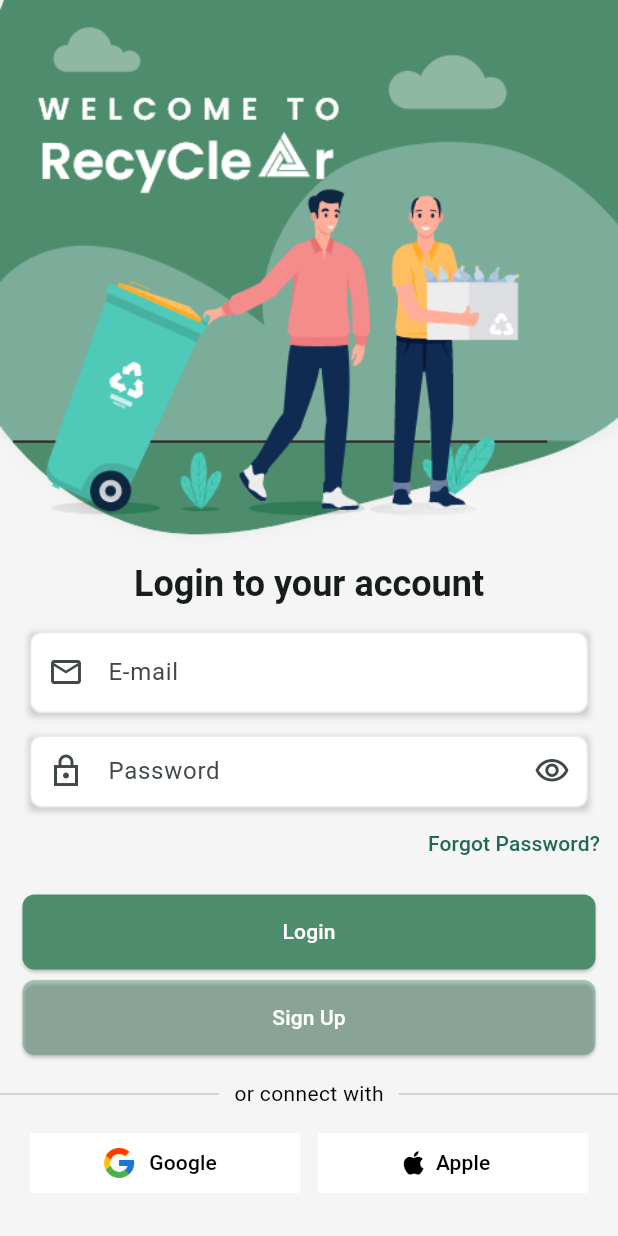
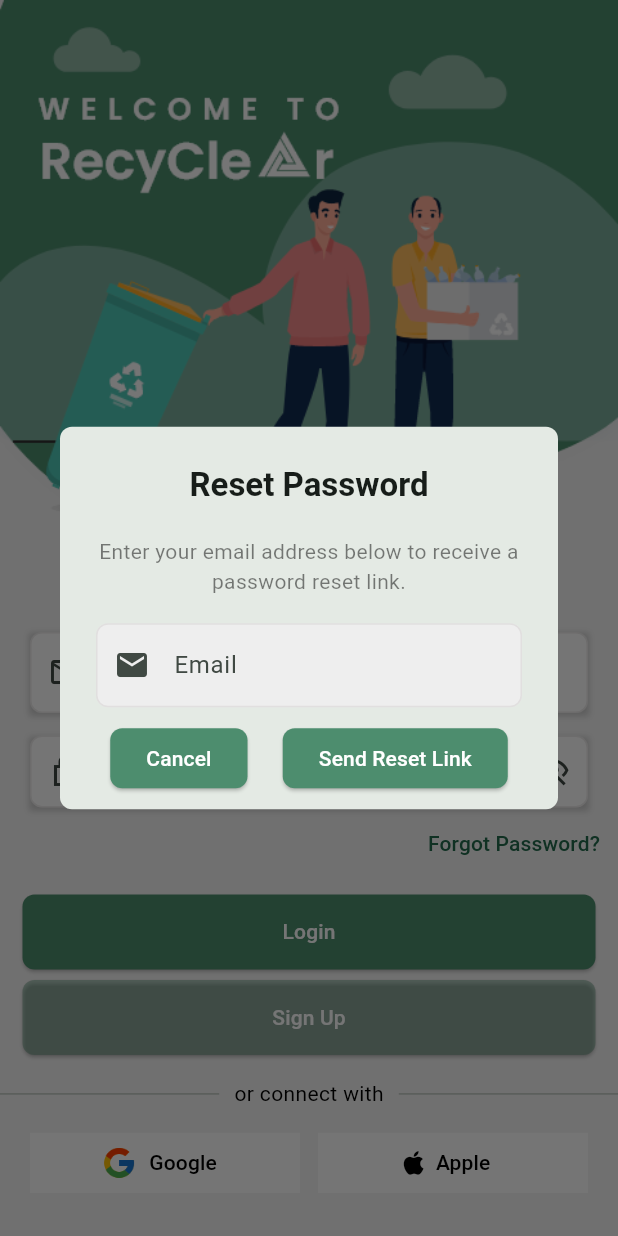
Before and after one commit to ZakiyaAbuMurra/Graduation-project, a Flutter app: the screen it shows after launch, after a tap on "Forgot Password?", on a phone screen of 412 x 824 dp. Run offline on Flutter 3.47's test engine with Material 3 defaults, Android fonts, the phone set to English and light mode, and no system bars; our stand-ins replace cloud_firestore, firebase_auth, firebase_core, flutter_bloc, flutter_local_notifications, font_awesome_flutter and 1 more; accounts and stored records are empty.

Commit message:
reset password , functionallty and ui done

```diff
--- a/lib/services/auth_service.dart
+++ b/lib/services/auth_service.dart
@@ -7,6 +7,7 @@
   Future<bool> signInWithEmailAndPassword(String email, String password);
   Future<bool> signUpWithEmailAndPassword(String email, String password,
       String name, String phone, String photoUrl);
+  Future<void> sendPasswordResetEmail(String email);
 
   // Add a method signature for getUserType
   Future<String?> getUserType(String uid);
@@ -18,6 +19,11 @@
   // Singleton Design Pattern
   final firebaseAuth = FirebaseAuth.instance;
   final firestoreServices = FirestoreService.instance;
+
+  @override
+  Future<void> sendPasswordResetEmail(String email) async {
+    await firebaseAuth.sendPasswordResetEmail(email: email);
+  }
 
   @override
   Future<String?> getUserType(String uid) async {
--- a/lib/views/widgets/login_form.dart
+++ b/lib/views/widgets/login_form.dart
@@ -1,6 +1,8 @@
+import 'package:firebase_auth/firebase_auth.dart';
 import 'package:flutter/material.dart';
 import 'package:flutter_bloc/flutter_bloc.dart';
 import 'package:recyclear/cubits/auth_cubit/auth_cubit.dart';
+import 'package:recyclear/services/auth_service.dart';
 import 'package:recyclear/utils/app_colors.dart';
 import 'package:recyclear/utils/route/app_routes.dart';
 import 'package:recyclear/views/widgets/main_button.dart';
@@ -17,7 +19,7 @@
   final _formKey = GlobalKey<FormState>();
   final _emailController = TextEditingController();
   final _passwordController = TextEditingController();
-  bool _isVisible = false;
+  bool _isVisible = true;
   bool isLogin = true;
 
   Future<void> login() async {
@@ -134,7 +136,7 @@
                   fillColor: Colors
                       .white, // The background color to show the shadow effectively
                 ),
-                obscureText: !_isVisible,
+                obscureText: _isVisible,
                 validator: (value) {
                   if (value!.isEmpty) {
                     return 'Please enter your password';
@@ -150,7 +152,9 @@
             Align(
               alignment: AlignmentDirectional.centerEnd,
               child: TextButton(
-                onPressed: () {},
+                onPressed: () {
+                  _showResetPasswordDialog(); // This will open the password reset dialog
+                },
                 child: const Text('Forgot Password?'),
               ),
             ),
@@ -332,4 +336,116 @@
     }
     Navigator.pushReplacementNamed(context, routeName);
   }
+
+  void _showResetPasswordDialog() {
+    final TextEditingController _resetEmailController = TextEditingController();
+    final FirebaseAuth _auth = FirebaseAuth.instance;
+
+    showDialog(
+      context: context,
+      builder: (context) {
+        return AlertDialog(
+          shape:
+              RoundedRectangleBorder(borderRadius: BorderRadius.circular(8.0)),
+          title: const Text(
+            'Reset Password',
+            textAlign: TextAlign.center,
+            style: TextStyle(
+              fontWeight: FontWeight.bold,
+              fontSize: 22,
+            ),
+          ),
+          content: Column(
+            mainAxisSize: MainAxisSize.min,
+            children: [
+              Text(
+                'Enter your email address below to receive a password reset link.',
+                textAlign: TextAlign.center,
+                style: TextStyle(
+                  fontSize: 14,
+                  color: AppColors.black.withOpacity(0.5),
+                ),
+              ),
+              const SizedBox(height: 18),
+              TextField(
+                controller: _resetEmailController,
+                keyboardType: TextInputType.emailAddress,
+                decoration: InputDecoration(
+                  labelText: 'Email',
+                  prefixIcon: const Icon(Icons.email),
+                  border: OutlineInputBorder(
+                    borderRadius: BorderRadius.circular(8.0),
+                    borderSide: BorderSide.none,
+                  ),
+                  filled: true,
+                  fillColor: Colors.grey[200],
+                ),
+              ),
+            ],
+          ),
+          actions: [
+            Row(
+              mainAxisAlignment: MainAxisAlignment.spaceEvenly,
+              children: [
+                ElevatedButton(
+                  onPressed: () => Navigator.of(context).pop(),
+                  child: const Text('Cancel',
+                      style: TextStyle(color: Colors.white)),
+                  style: ElevatedButton.styleFrom(
+                    backgroundColor: AppColors
+                        .primary, // Use the primary color from your AppColors
+                    shape: RoundedRectangleBorder(
+                      borderRadius: BorderRadius.circular(8.0),
+                    ),
+                  ),
+                ),
+                ElevatedButton(
+                  onPressed: () async {
+                    try {
+                      final email = _resetEmailController.text.trim();
+                      if (email.isEmpty) {
+                        ScaffoldMessenger.of(context).showSnackBar(
+                          const SnackBar(
+                              content: Text("Please enter your email address."),
+                              backgroundColor: Colors.red),
+                        );
+                        return;
+                      }
+                      await _auth.sendPasswordResetEmail(email: email);
+                      Navigator.of(context)
+                          .pop(); // Close the dialog on success
+                      ScaffoldMessenger.of(context).showSnackBar(
+                        const SnackBar(
+                            content: Text("Password reset email sent!"),
+                            backgroundColor: Colors.green),
+                      );
+                    } catch (e) {
+                      Navigator.of(context).pop(); // Close the dialog on error
+                      ScaffoldMessenger.of(context).showSnackBar(
+                        SnackBar(
+                            content: Text("Error: $e"),
+                            backgroundColor: Colors.red),
+                      );
+                    }
+                  },
+                  child: Text('Send Reset Link',
+                      style: TextStyle(color: Colors.white)),
+                  style: ElevatedButton.styleFrom(
+                    backgroundColor: AppColors
+                        .primary, // Use the primary color from your AppColors
+                    shape: RoundedRectangleBorder(
+                      borderRadius: BorderRadius.circular(8.0),
+                    ),
+                  ),
+                ),
+              ],
+            ),
+          ],
+          actionsPadding:
+              const EdgeInsets.symmetric(horizontal: 10, vertical: 10),
+          contentPadding: const EdgeInsets.fromLTRB(24, 20, 24, 0),
+        );
+      },
+    );
+  }
 }
```
